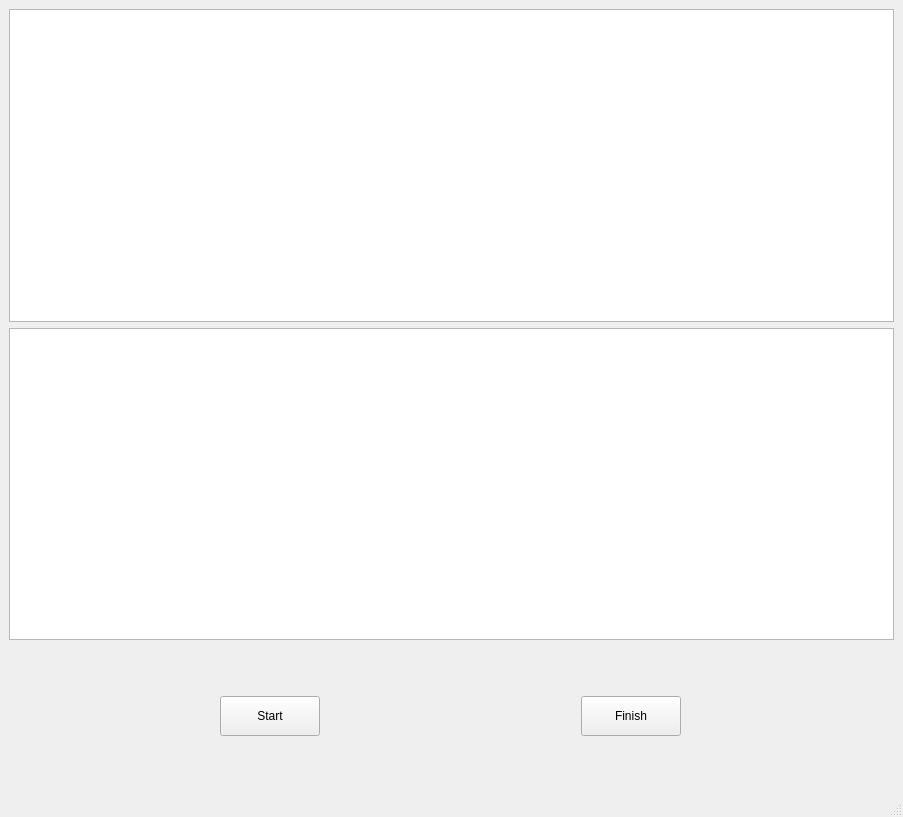
ktalovskih/customerRelationshipManagement, file ui/mainWindowOperator.ui: the form before one commit.
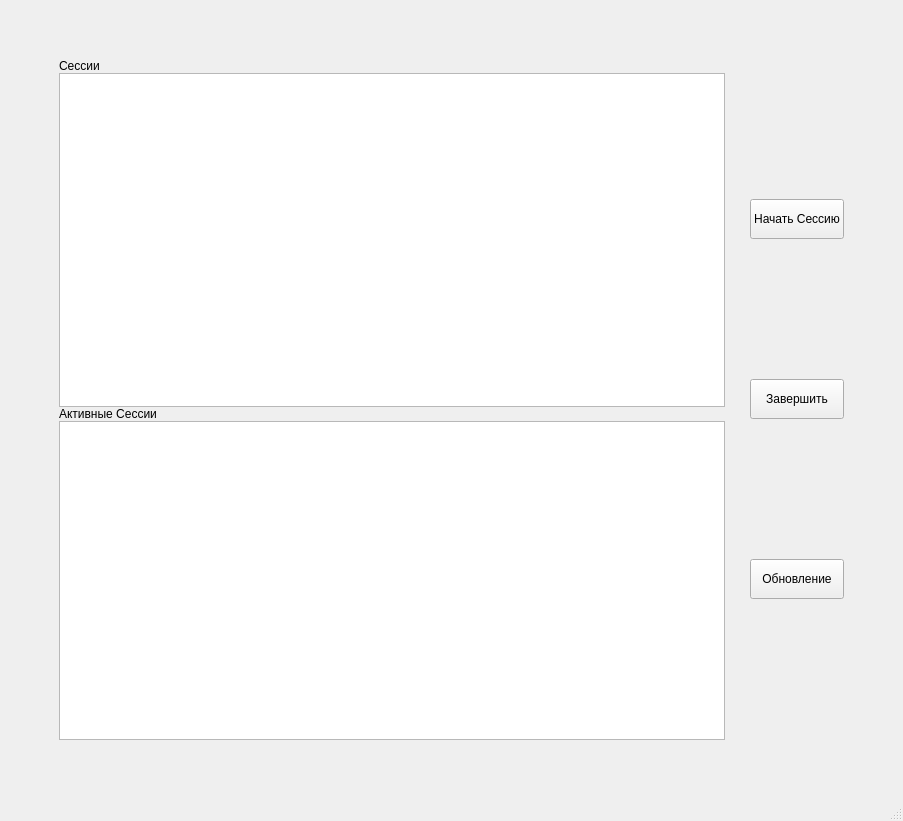
The form after the commit.

Diff of the .ui file:
```diff
--- a/ui/mainWindowOperator.ui
+++ b/ui/mainWindowOperator.ui
@@ -7,7 +7,7 @@
     <x>0</x>
     <y>0</y>
     <width>903</width>
-    <height>817</height>
+    <height>821</height>
    </rect>
   </property>
   <property name="windowTitle">
@@ -15,11 +15,11 @@
   </property>
   <widget class="QWidget" name="centralwidget">
    <layout class="QGridLayout" name="gridLayout">
-    <item row="1" column="0">
-     <widget class="QListWidget" name="listWidget"/>
-    </item>
-    <item row="3" column="0">
-     <layout class="QGridLayout" name="gridLayout_2">
+    <item row="0" column="0">
+     <layout class="QGridLayout" name="gridLayout_2" rowstretch="0">
+      <property name="sizeConstraint">
+       <enum>QLayout::SetMinAndMaxSize</enum>
+      </property>
       <property name="leftMargin">
        <number>50</number>
       </property>
@@ -32,52 +32,147 @@
       <property name="bottomMargin">
        <number>50</number>
       </property>
-      <property name="spacing">
-       <number>100</number>
+      <property name="horizontalSpacing">
+       <number>25</number>
       </property>
-      <item row="0" column="1">
-       <widget class="QPushButton" name="pushButton_2">
-        <property name="sizePolicy">
-         <sizepolicy hsizetype="Minimum" vsizetype="Expanding">
-          <horstretch>0</horstretch>
-          <verstretch>0</verstretch>
-         </sizepolicy>
-        </property>
-        <property name="maximumSize">
-         <size>
-          <width>100</width>
-          <height>40</height>
-         </size>
-        </property>
-        <property name="text">
-         <string>Finish</string>
-        </property>
-       </widget>
-      </item>
+      <property name="verticalSpacing">
+       <number>50</number>
+      </property>
       <item row="0" column="0">
-       <widget class="QPushButton" name="pushButton">
-        <property name="sizePolicy">
-         <sizepolicy hsizetype="Minimum" vsizetype="Expanding">
-          <horstretch>0</horstretch>
-          <verstretch>0</verstretch>
-         </sizepolicy>
+       <layout class="QVBoxLayout" name="verticalLayout_2">
+        <property name="spacing">
+         <number>0</number>
         </property>
-        <property name="maximumSize">
-         <size>
-          <width>100</width>
-          <height>40</height>
-         </size>
+        <property name="sizeConstraint">
+         <enum>QLayout::SetNoConstraint</enum>
         </property>
-        <property name="text">
-         <string>Start</string>
-        </property>
-       </widget>
+        <item>
+         <widget class="QLabel" name="label">
+          <property name="sizePolicy">
+           <sizepolicy hsizetype="Fixed" vsizetype="Fixed">
+            <horstretch>0</horstretch>
+            <verstretch>0</verstretch>
+           </sizepolicy>
+          </property>
+          <property name="text">
+           <string>Сессии</string>
+          </property>
+         </widget>
+        </item>
+        <item>
+         <widget class="QListWidget" name="listWidget">
+          <property name="sizePolicy">
+           <sizepolicy hsizetype="Expanding" vsizetype="Expanding">
+            <horstretch>0</horstretch>
+            <verstretch>0</verstretch>
+           </sizepolicy>
+          </property>
+          <property name="minimumSize">
+           <size>
+            <width>200</width>
+            <height>200</height>
+           </size>
+          </property>
+         </widget>
+        </item>
+        <item>
+         <layout class="QVBoxLayout" name="verticalLayout_3">
+          <property name="spacing">
+           <number>0</number>
+          </property>
+          <property name="sizeConstraint">
+           <enum>QLayout::SetNoConstraint</enum>
+          </property>
+          <item>
+           <widget class="QLabel" name="label_2">
+            <property name="sizePolicy">
+             <sizepolicy hsizetype="Fixed" vsizetype="Fixed">
+              <horstretch>0</horstretch>
+              <verstretch>0</verstretch>
+             </sizepolicy>
+            </property>
+            <property name="text">
+             <string>Активные Сессии</string>
+            </property>
+           </widget>
+          </item>
+          <item>
+           <widget class="QListWidget" name="listWidget_2">
+            <property name="sizePolicy">
+             <sizepolicy hsizetype="Expanding" vsizetype="Expanding">
+              <horstretch>0</horstretch>
+              <verstretch>0</verstretch>
+             </sizepolicy>
+            </property>
+            <property name="minimumSize">
+             <size>
+              <width>200</width>
+              <height>200</height>
+             </size>
+            </property>
+           </widget>
+          </item>
+         </layout>
+        </item>
+       </layout>
+      </item>
+      <item row="0" column="1">
+       <layout class="QVBoxLayout" name="verticalLayout_4">
+        <item>
+         <widget class="QPushButton" name="pushButton">
+          <property name="sizePolicy">
+           <sizepolicy hsizetype="Minimum" vsizetype="Expanding">
+            <horstretch>0</horstretch>
+            <verstretch>0</verstretch>
+           </sizepolicy>
+          </property>
+          <property name="maximumSize">
+           <size>
+            <width>100</width>
+            <height>40</height>
+           </size>
+          </property>
+          <property name="text">
+           <string>Начать Сессию</string>
+          </property>
+         </widget>
+        </item>
+        <item>
+         <widget class="QPushButton" name="pushButton_2">
+          <property name="sizePolicy">
+           <sizepolicy hsizetype="Minimum" vsizetype="Expanding">
+            <horstretch>0</horstretch>
+            <verstretch>0</verstretch>
+           </sizepolicy>
+          </property>
+          <property name="maximumSize">
+           <size>
+            <width>100</width>
+            <height>40</height>
+           </size>
+          </property>
+          <property name="text">
+           <string>Завершить</string>
+          </property>
+         </widget>
+        </item>
+        <item>
+         <widget class="QPushButton" name="pushButton_3">
+          <property name="maximumSize">
+           <size>
+            <width>100</width>
+            <height>40</height>
+           </size>
+          </property>
+          <property name="text">
+           <string>Обновление</string>
+          </property>
+         </widget>
+        </item>
+       </layout>
       </item>
      </layout>
     </item>
-    <item row="0" column="0">
-     <widget class="QListWidget" name="listWidget_2"/>
-    </item>
    </layout>
   </widget>
   <widget class="QMenuBar" name="menubar">
```
